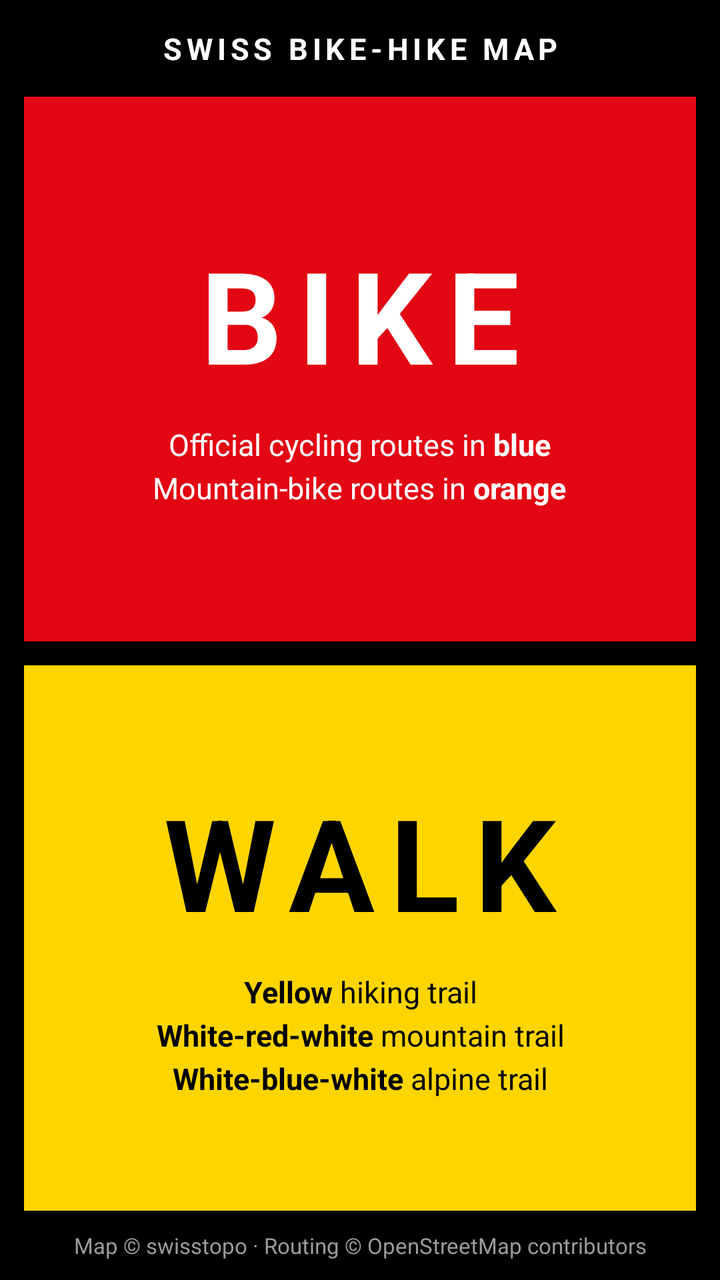
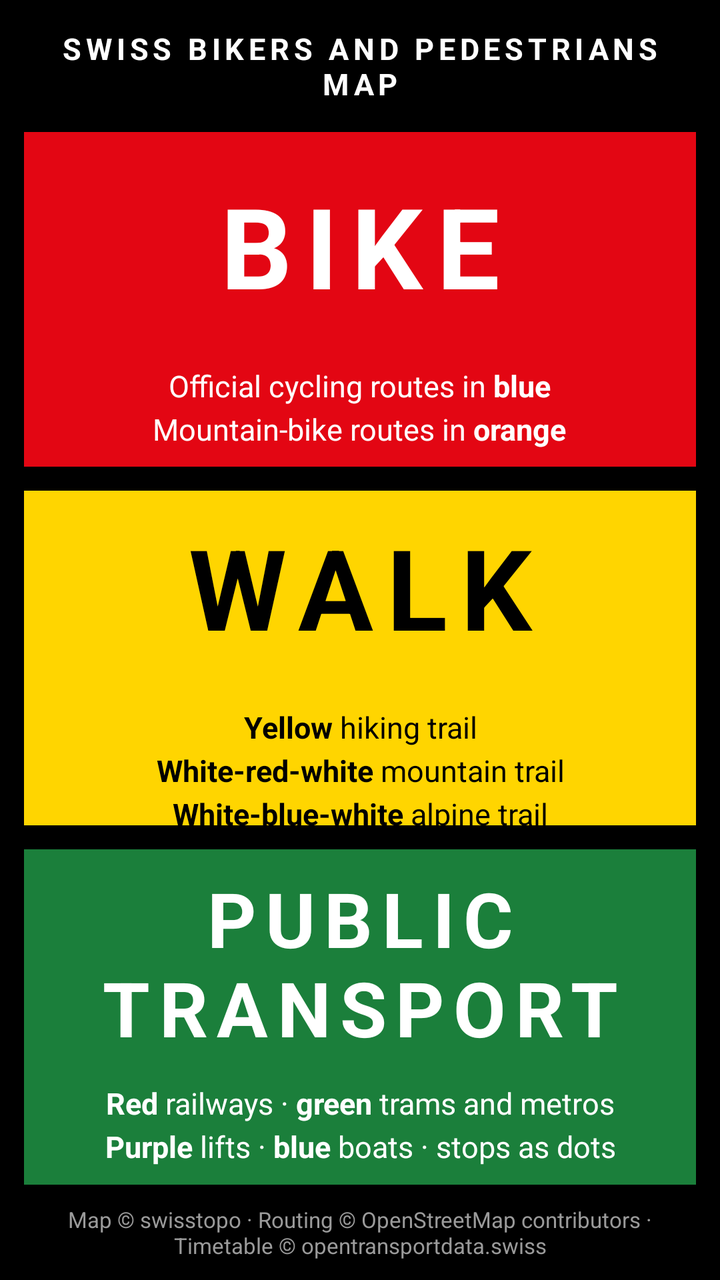

Two renders of the same Android screen: before a commit and after it. Below are the layout's source before the change and the commit's diff.
<!-- AndroidManifest.xml: application theme Theme.Sbh -->
<!-- res/layout/activity_start.xml -->
<?xml version="1.0" encoding="utf-8"?>
<LinearLayout xmlns:android="http://schemas.android.com/apk/res/android"
    android:layout_width="match_parent" android:layout_height="match_parent"
    android:orientation="vertical" android:background="@color/ink">

    <TextView android:layout_width="match_parent" android:layout_height="wrap_content"
        android:text="@string/app_name" android:textSize="15sp" android:textStyle="bold" android:textColor="@color/paper"
        android:letterSpacing="0.15" android:gravity="center" android:padding="14dp"
        android:textAllCaps="true"/>

    <LinearLayout android:id="@+id/bikeBlock" android:layout_width="match_parent" android:layout_height="0dp"
        android:layout_weight="1" android:orientation="vertical" android:gravity="center"
        android:background="@drawable/block_bike" android:clickable="true" android:focusable="true"
        android:layout_marginStart="12dp" android:layout_marginEnd="12dp" android:layout_marginBottom="6dp">
        <TextView android:layout_width="wrap_content" android:layout_height="wrap_content"
            android:text="@string/bike" android:textSize="64sp" android:textStyle="bold"
            android:textColor="@color/paper" android:letterSpacing="0.12"/>
        <TextView android:layout_width="wrap_content" android:layout_height="wrap_content"
            android:text="@string/legend_bike" android:textSize="15sp" android:textColor="@color/paper"
            android:gravity="center" android:layout_marginTop="12dp" android:lineSpacingExtra="4dp"/>
    </LinearLayout>

    <LinearLayout android:id="@+id/walkBlock" android:layout_width="match_parent" android:layout_height="0dp"
        android:layout_weight="1" android:orientation="vertical" android:gravity="center"
        android:background="@drawable/block_walk" android:clickable="true" android:focusable="true"
        android:layout_marginStart="12dp" android:layout_marginEnd="12dp" android:layout_marginTop="6dp">
        <TextView android:layout_width="wrap_content" android:layout_height="wrap_content"
            android:text="@string/walk" android:textSize="64sp" android:textStyle="bold"
            android:textColor="@color/ink" android:letterSpacing="0.12"/>
        <TextView android:layout_width="wrap_content" android:layout_height="wrap_content"
            android:text="@string/legend_walk" android:textSize="15sp" android:textColor="@color/ink"
            android:gravity="center" android:layout_marginTop="12dp" android:lineSpacingExtra="4dp"/>
    </LinearLayout>

    <TextView android:id="@+id/footer" android:layout_width="match_parent" android:layout_height="wrap_content"
        android:text="@string/attribution" android:textSize="11sp" android:textColor="@color/grey"
        android:gravity="center" android:padding="10dp"/>
</LinearLayout>
<!-- resources referenced by this layout -->
<resources>
  <color name="grey">#9A9A9A</color>
  <color name="ink">#000000</color>
  <color name="paper">#FFFFFF</color>
  <!-- drawable block_bike (drawable) -->
  <?xml version="1.0" encoding="utf-8"?>
  <selector xmlns:android="http://schemas.android.com/apk/res/android">
      <item android:state_pressed="true"><shape><solid android:color="#9E040D"/></shape></item>
      <item><shape><solid android:color="@color/bike_red"/></shape></item>
  </selector>
  <!-- drawable block_walk (drawable) -->
  <?xml version="1.0" encoding="utf-8"?>
  <selector xmlns:android="http://schemas.android.com/apk/res/android">
      <item android:state_pressed="true"><shape><solid android:color="#C9A800"/></shape></item>
      <item><shape><solid android:color="@color/walk_yellow"/></shape></item>
  </selector>
  <string name="app_name">Swiss Bike-Hike Map</string>
  <string name="attribution">Map © swisstopo · Routing © OpenStreetMap contributors</string>
  <string name="bike">BIKE</string>
  <string name="legend_bike">Official cycling routes in <b>blue</b>\nMountain-bike routes in <b>orange</b></string>
  <string name="legend_walk"><b>Yellow</b> hiking trail\n<b>White-red-white</b> mountain trail\n<b>White-blue-white</b> alpine trail</string>
  <string name="walk">WALK</string>
  <style name="Theme.Sbh" parent="Theme.AppCompat.Light.NoActionBar">
          <item name="android:statusBarColor">@color/ink</item>
          <item name="android:navigationBarColor">@color/ink</item>
          <item name="android:windowBackground">@color/paper</item>
          <item name="android:textColor">@color/ink</item>
          <item name="colorAccent">@color/ink</item>
          <item name="colorPrimary">@color/ink</item>
          <item name="android:fontFamily">sans-serif</item>
          <item name="android:windowLightStatusBar">false</item>
          <item name="android:windowLightNavigationBar">false</item>
      </style>
  <color name="bike_red">#E30613</color>
  <color name="walk_yellow">#FFD500</color>
</resources>

<!-- the commit's change to res/layout/activity_start.xml (unified diff, before → after) -->
@@ -12,8 +12,10 @@
         android:layout_weight="1" android:orientation="vertical" android:gravity="center"
         android:background="@drawable/block_bike" android:clickable="true" android:focusable="true"
         android:layout_marginStart="12dp" android:layout_marginEnd="12dp" android:layout_marginBottom="6dp">
-        <TextView android:layout_width="wrap_content" android:layout_height="wrap_content"
-            android:text="@string/bike" android:textSize="64sp" android:textStyle="bold"
+        <TextView android:layout_width="match_parent" android:layout_height="96dp"
+            android:text="@string/bike" android:textStyle="bold" android:gravity="center" android:maxLines="2"
+            android:autoSizeTextType="uniform" android:autoSizeMinTextSize="24sp" android:autoSizeMaxTextSize="56sp"
+            android:layout_marginStart="16dp" android:layout_marginEnd="16dp"
             android:textColor="@color/paper" android:letterSpacing="0.12"/>
         <TextView android:layout_width="wrap_content" android:layout_height="wrap_content"
             android:text="@string/legend_bike" android:textSize="15sp" android:textColor="@color/paper"
@@ -23,12 +25,28 @@
     <LinearLayout android:id="@+id/walkBlock" android:layout_width="match_parent" android:layout_height="0dp"
         android:layout_weight="1" android:orientation="vertical" android:gravity="center"
         android:background="@drawable/block_walk" android:clickable="true" android:focusable="true"
-        android:layout_marginStart="12dp" android:layout_marginEnd="12dp" android:layout_marginTop="6dp">
-        <TextView android:layout_width="wrap_content" android:layout_height="wrap_content"
-            android:text="@string/walk" android:textSize="64sp" android:textStyle="bold"
+        android:layout_marginStart="12dp" android:layout_marginEnd="12dp" android:layout_marginTop="6dp" android:layout_marginBottom="6dp">
+        <TextView android:layout_width="match_parent" android:layout_height="96dp"
+            android:text="@string/walk" android:textStyle="bold" android:gravity="center" android:maxLines="2"
+            android:autoSizeTextType="uniform" android:autoSizeMinTextSize="24sp" android:autoSizeMaxTextSize="56sp"
+            android:layout_marginStart="16dp" android:layout_marginEnd="16dp"
             android:textColor="@color/ink" android:letterSpacing="0.12"/>
         <TextView android:layout_width="wrap_content" android:layout_height="wrap_content"
             android:text="@string/legend_walk" android:textSize="15sp" android:textColor="@color/ink"
+            android:gravity="center" android:layout_marginTop="12dp" android:lineSpacingExtra="4dp"/>
+    </LinearLayout>
+
+    <LinearLayout android:id="@+id/transitBlock" android:layout_width="match_parent" android:layout_height="0dp"
+        android:layout_weight="1" android:orientation="vertical" android:gravity="center"
+        android:background="@drawable/block_transit" android:clickable="true" android:focusable="true"
+        android:layout_marginStart="12dp" android:layout_marginEnd="12dp" android:layout_marginTop="6dp">
+        <TextView android:layout_width="match_parent" android:layout_height="96dp"
+            android:text="@string/transit" android:textStyle="bold" android:gravity="center" android:maxLines="2"
+            android:autoSizeTextType="uniform" android:autoSizeMinTextSize="24sp" android:autoSizeMaxTextSize="56sp"
+            android:layout_marginStart="16dp" android:layout_marginEnd="16dp"
+            android:textColor="@color/paper" android:letterSpacing="0.12"/>
+        <TextView android:layout_width="wrap_content" android:layout_height="wrap_content"
+            android:text="@string/legend_transit" android:textSize="15sp" android:textColor="@color/paper"
             android:gravity="center" android:layout_marginTop="12dp" android:lineSpacingExtra="4dp"/>
     </LinearLayout>
 
<!-- resource entries referenced after the edit -->
@@ -9,17 +9,25 @@
       <item android:state_pressed="true"><shape><solid android:color="#9E040D"/></shape></item>
       <item><shape><solid android:color="@color/bike_red"/></shape></item>
   </selector>
+  <!-- drawable block_transit (drawable) -->
+  <?xml version="1.0" encoding="utf-8"?>
+  <selector xmlns:android="http://schemas.android.com/apk/res/android">
+      <item android:state_pressed="true"><shape><solid android:color="#125A2A"/></shape></item>
+      <item><shape><solid android:color="@color/transit_green"/></shape></item>
+  </selector>
   <!-- drawable block_walk (drawable) -->
   <?xml version="1.0" encoding="utf-8"?>
   <selector xmlns:android="http://schemas.android.com/apk/res/android">
       <item android:state_pressed="true"><shape><solid android:color="#C9A800"/></shape></item>
       <item><shape><solid android:color="@color/walk_yellow"/></shape></item>
   </selector>
-  <string name="app_name">Swiss Bike-Hike Map</string>
-  <string name="attribution">Map © swisstopo · Routing © OpenStreetMap contributors</string>
+  <string name="app_name">Swiss Bikers and Pedestrians Map</string>
+  <string name="attribution">Map © swisstopo · Routing © OpenStreetMap contributors · Timetable © opentransportdata.swiss</string>
   <string name="bike">BIKE</string>
   <string name="legend_bike">Official cycling routes in <b>blue</b>\nMountain-bike routes in <b>orange</b></string>
+  <string name="legend_transit"><b>Red</b> railways · <b>green</b> trams and metros\n<b>Purple</b> lifts · <b>blue</b> boats · stops as dots</string>
   <string name="legend_walk"><b>Yellow</b> hiking trail\n<b>White-red-white</b> mountain trail\n<b>White-blue-white</b> alpine trail</string>
+  <string name="transit">PUBLIC TRANSPORT</string>
   <string name="walk">WALK</string>
   <style name="Theme.Sbh" parent="Theme.AppCompat.Light.NoActionBar">
           <item name="android:statusBarColor">@color/ink</item>
@@ -33,6 +41,7 @@
           <item name="android:windowLightNavigationBar">false</item>
       </style>
   <color name="bike_red">#E30613</color>
+  <color name="transit_green">#1B7F3B</color>
   <color name="walk_yellow">#FFD500</color>
 </resources>
 
